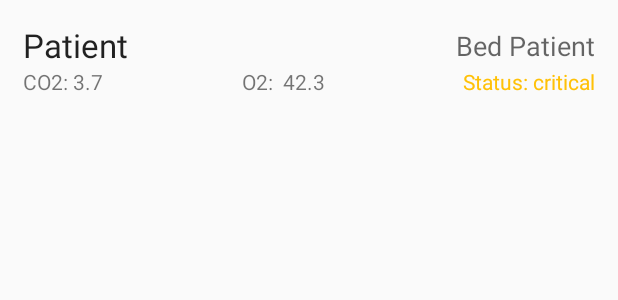
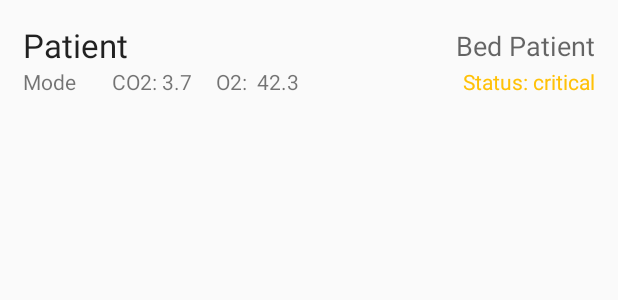
Before and after one commit to joschahenningsen/hackaTUM_C0dev1d19, an Android app: the layout item_patient.xml on its own in the app's theme, with its tools: preview values and no code run, on a phone screen of 412 x 824 dp. Shown: the top 300 px of the screen. Run offline under Robolectric (Android 15) with nearby library versions, the phone set to English and light mode, and no system bars; network calls fail.

```diff
--- a/OpenVentApp/app/src/main/java/com/wimmerth/openvent/data/Patient.java
+++ b/OpenVentApp/app/src/main/java/com/wimmerth/openvent/data/Patient.java
@@ -50,7 +50,8 @@ public class Patient implements Caller {
                             apiData.getProcessed().getExpiredO2(),
                             apiData.getProcessed().getExpiredCO2(),
                             apiData.getProcessed().getTriggerSettings().getRR(),
-                            apiData.getProcessed().getPressure()),
+                            apiData.getProcessed().getPressure(),
+                            apiData.getProcessed().getFlowrate()),
                     id);
         }
     }
--- a/OpenVentApp/app/src/main/java/com/wimmerth/openvent/ui/home/PatientListAdapter.java
+++ b/OpenVentApp/app/src/main/java/com/wimmerth/openvent/ui/home/PatientListAdapter.java
@@ -19,7 +19,7 @@ import java.util.List;
 public class PatientListAdapter extends RecyclerView.Adapter<PatientListAdapter.ViewHolder> {
 
     static class ViewHolder extends RecyclerView.ViewHolder implements View.OnLongClickListener, View.OnClickListener {
-        TextView nameTv, idTv, co2Tv, o2Tv, status;
+        TextView nameTv, idTv, co2Tv, o2Tv, status, mode;
 
         ClickListener listener;
 
@@ -37,6 +37,7 @@ public class PatientListAdapter extends RecyclerView.Adapter<PatientListAdapter.
             co2Tv = itemView.findViewById(R.id.co2Min);
             o2Tv = itemView.findViewById(R.id.o2Min);
             status = itemView.findViewById(R.id.statusMin);
+            mode = itemView.findViewById(R.id.currentMode);
             itemView.setOnLongClickListener(this);
             itemView.setOnClickListener(this);
         }
@@ -55,6 +56,7 @@ public class PatientListAdapter extends RecyclerView.Adapter<PatientListAdapter.
             double co2exh = patient.getApiData().getProcessed().getExpiredCO2();
             co2Tv.setText("CO2: " + patient.getApiData().getProcessed().getExpiredCO2());
             o2Tv.setText("O2: " + patient.getApiData().getProcessed().getExpiredO2());
+            mode.setText("Mode: " + patient.getApiData().getProcessed().getVentilationMode());
 
             if (co2exh>=5.2) {
                 status.setText("Critical");
--- a/OpenVentApp/app/src/main/res/layout/item_patient.xml
+++ b/OpenVentApp/app/src/main/res/layout/item_patient.xml
@@ -43,19 +43,28 @@
             app:layout_constraintTop_toTopOf="@+id/textName" />
 
         <TextView
+            android:id="@+id/currentMode"
+            android:layout_width="wrap_content"
+            android:layout_height="wrap_content"
+            android:text="Mode"
+            app:layout_constraintStart_toStartOf="parent"
+            app:layout_constraintTop_toBottomOf="@+id/textName" />
+
+        <TextView
             android:id="@+id/co2Min"
             android:layout_width="wrap_content"
             android:layout_height="wrap_content"
+            android:layout_marginStart="24dp"
             android:text="CO2: 3.7"
-            app:layout_constraintStart_toStartOf="parent"
+            app:layout_constraintStart_toEndOf="@+id/currentMode"
             app:layout_constraintTop_toBottomOf="@+id/textName" />
 
         <TextView
             android:id="@+id/o2Min"
             android:layout_width="wrap_content"
             android:layout_height="wrap_content"
+            android:layout_marginStart="16dp"
             android:text="O2:  42.3"
-            app:layout_constraintEnd_toStartOf="@+id/statusMin"
             app:layout_constraintStart_toEndOf="@+id/co2Min"
             app:layout_constraintTop_toTopOf="@+id/co2Min" />
 
```
Also changed, not shown: OpenVentApp/app/src/main/java/com/wimmerth/openvent/PatientDetailsActiviy.java (+14 -2 lines), OpenVentApp/app/src/main/java/com/wimmerth/openvent/data/Measurement.java (+8 -1 lines), OpenVentApp/app/src/main/res/layout/activity_patient_details_activiy.xml (+26 -2 lines).
